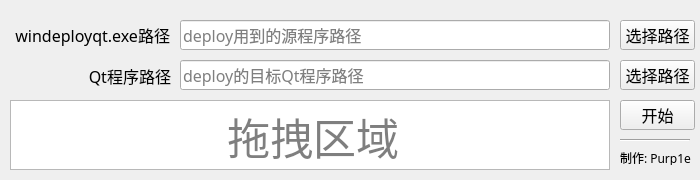
Old version of the form mainwindow.ui in the repository Purple-CSGO/windeployqtGUI.
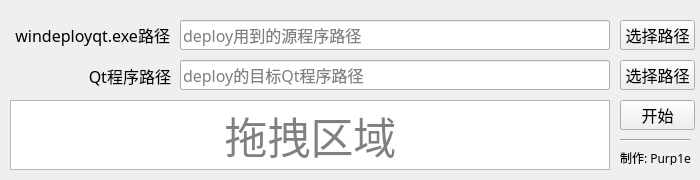
New version of the form.

Diff of the .ui file:
```diff
--- a/mainwindow.ui
+++ b/mainwindow.ui
@@ -239,7 +239,7 @@
     </property>
     <property name="font">
      <font>
-      <family>Sarasa Gothic SC</family>
+      <family>微软雅黑</family>
       <pointsize>32</pointsize>
      </font>
     </property>
@@ -268,14 +268,39 @@
      <string>&lt;!DOCTYPE HTML PUBLIC &quot;-//W3C//DTD HTML 4.0//EN&quot; &quot;http://www.w3.org/TR/REC-html40/strict.dtd&quot;&gt;
 &lt;html&gt;&lt;head&gt;&lt;meta name=&quot;qrichtext&quot; content=&quot;1&quot; /&gt;&lt;style type=&quot;text/css&quot;&gt;
 p, li { white-space: pre-wrap; }
-&lt;/style&gt;&lt;/head&gt;&lt;body style=&quot; font-family:'Sarasa Gothic SC'; font-size:32pt; font-weight:400; font-style:normal;&quot;&gt;
-&lt;p style=&quot;-qt-paragraph-type:empty; margin-top:0px; margin-bottom:0px; margin-left:0px; margin-right:0px; -qt-block-indent:0; text-indent:0px; font-size:18pt;&quot;&gt;&lt;br /&gt;&lt;/p&gt;&lt;/body&gt;&lt;/html&gt;</string>
+&lt;/style&gt;&lt;/head&gt;&lt;body style=&quot; font-family:'微软雅黑'; font-size:32pt; font-weight:400; font-style:normal;&quot;&gt;
+&lt;p style=&quot;-qt-paragraph-type:empty; margin-top:0px; margin-bottom:0px; margin-left:0px; margin-right:0px; -qt-block-indent:0; text-indent:0px; font-family:'Sarasa Gothic SC'; font-size:18pt;&quot;&gt;&lt;br /&gt;&lt;/p&gt;&lt;/body&gt;&lt;/html&gt;</string>
     </property>
     <property name="cursorWidth">
      <number>0</number>
     </property>
     <property name="placeholderText">
-     <string>                   拖拽区域</string>
+     <string/>
+    </property>
+   </widget>
+   <widget class="QLabel" name="labelDragArea">
+    <property name="geometry">
+     <rect>
+      <x>210</x>
+      <y>110</y>
+      <width>201</width>
+      <height>51</height>
+     </rect>
+    </property>
+    <property name="font">
+     <font>
+      <family>微软雅黑</family>
+      <pointsize>32</pointsize>
+     </font>
+    </property>
+    <property name="styleSheet">
+     <string notr="true">color:gray</string>
+    </property>
+    <property name="text">
+     <string>拖拽区域</string>
+    </property>
+    <property name="alignment">
+     <set>Qt::AlignCenter</set>
     </property>
    </widget>
   </widget>
```
Left out of the diff: 21 changed lines with no effect on the pictures.
